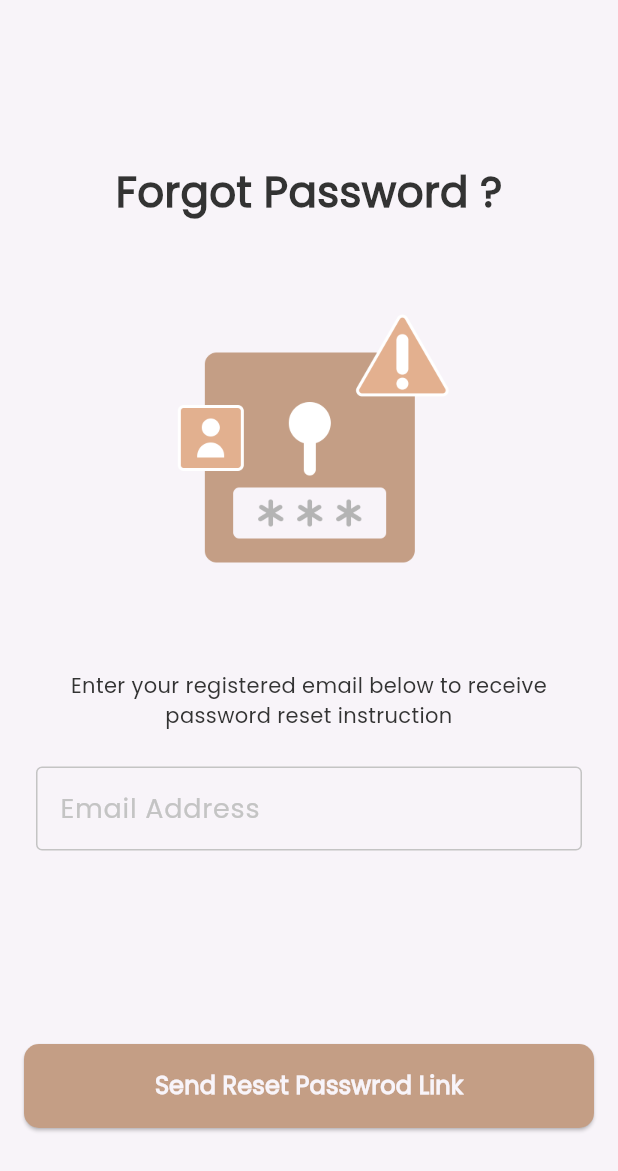
After one commit to mostafanagy0/dalel, a Flutter app: the ForgotPasswordView screen opened by its route, on a phone screen of 412 x 824 dp. The commit adds this screen. Shown: the top 1171 px of the screen. Run offline on Flutter 3.47's test engine with Material 3 defaults, Android fonts, the phone set to English and light mode, and no system bars; our stand-ins replace firebase_auth, firebase_core, flutter_bloc, flutter_svg, fluttertoast, get_it and 3 more; accounts and stored records are empty.

Commit message:
reset password

```diff
--- a/lib/core/routes/App_Router.dart
+++ b/lib/core/routes/App_Router.dart
@@ -1,4 +1,5 @@
 import 'package:dalel/feature/auth/presentation/auth_cubit/cubit/auth_cubit.dart';
+import 'package:dalel/feature/auth/presentation/views/forgot_password.dart';
 import 'package:dalel/feature/auth/presentation/views/signIn_view.dart';
 import 'package:dalel/feature/auth/presentation/views/signUp_View.dart';
 import 'package:dalel/feature/home/presentation/views/home_view.dart';
@@ -14,7 +15,7 @@ final GoRouter router = GoRouter(
       builder: (context, state) => const SplashView(),
     ),
     GoRoute(
-      path: "/OnBording",
+      path: "/onBording",
       builder: (context, state) => const OnBordingView(),
     ),
     GoRoute(
@@ -35,5 +36,12 @@ final GoRouter router = GoRouter(
       path: "/home",
       builder: (context, state) => const HomeView(),
     ),
+    GoRoute(
+      path: "/forgotPassword",
+      builder: (context, state) => BlocProvider(
+        create: (context) => AuthCubit(),
+        child: const ForgotPasswordView(),
+      ),
+    ),
   ],
 );
--- a/lib/core/utils/App_Strings.dart
+++ b/lib/core/utils/App_Strings.dart
@@ -63,6 +63,7 @@ abstract class AppStrings {
       //!Forgot password
       forgotPasswordPage = "Forgot Password",
       sendResetPasswordLink = "Send Reset Passwrod Link",
+      sendVerificationCode = "SendVerificationCode",
       verificationNow = "Verification Now",
       resendCode = "Resend Code",
       verifyAccount = "Verify Account",
--- a/lib/feature/auth/presentation/auth_cubit/cubit/auth_cubit.dart
+++ b/lib/feature/auth/presentation/auth_cubit/cubit/auth_cubit.dart
@@ -13,6 +13,7 @@ class AuthCubit extends Cubit<AuthState> {
   bool? updateTermesAndConditionCheckBoxValue = false;
   GlobalKey<FormState> signupFormkey = GlobalKey();
   GlobalKey<FormState> signInFormkey = GlobalKey();
+  GlobalKey<FormState> forgotpasswordFormkey = GlobalKey();
 
   signUpWithEmailAndPassWord() async {
     try {
@@ -22,6 +23,7 @@ class AuthCubit extends Cubit<AuthState> {
         email: emailAddress!,
         password: password!,
       );
+      verifyEmail();
       emit(SignUpSuccessState());
     } on FirebaseAuthException catch (e) {
       if (e.code == 'weak-password') {
@@ -30,6 +32,8 @@ class AuthCubit extends Cubit<AuthState> {
       } else if (e.code == 'email-already-in-use') {
         emit(SignUpFailureState(
             errMessage: 'The account already exists for that email.'));
+      } else if (e.code == 'invalid-email') {
+        emit(SignUpFailureState(errMessage: 'The Email Is Invalid'));
       }
     } catch (e) {
       emit(SignUpFailureState(errMessage: e.toString()));
@@ -48,11 +52,12 @@ class AuthCubit extends Cubit<AuthState> {
           email: emailAddress!, password: password!);
       emit(SignInSuccessState());
     } on FirebaseAuthException catch (e) {
-      if (e.code == 'user-not-found') {
-        emit(SignUpFailureState(errMessage: 'No user found for that email.'));
-      } else if (e.code == 'wrong-password') {
+      if (e.code == 'email-already-in-use') {
         emit(SignUpFailureState(
-            errMessage: 'Wrong password provided for that user.'));
+            errMessage: 'The account already exists for that email.'));
+      } else if (e.code == 'weak-password') {
+        emit(SignUpFailureState(
+            errMessage: 'The password provided is too weak.'));
       } else {
         emit(SignInFailureState(errMessage: 'Chech Your Email Or passWord'));
       }
@@ -60,4 +65,18 @@ class AuthCubit extends Cubit<AuthState> {
       emit(SignInFailureState(errMessage: e.toString()));
     }
   }
+
+  verifyEmail() async {
+    await FirebaseAuth.instance.currentUser!.sendEmailVerification();
+  }
+
+  resetPasswordWithLink() async {
+    try {
+      emit(ResetPasswordlodingStete());
+      await FirebaseAuth.instance.sendPasswordResetEmail(email: emailAddress!);
+      emit(ResetPasswordSuccessState());
+    } catch (e) {
+      emit(ResetPasswordFailureState(errMessage: e.toString()));
+    }
+  }
 }
--- a/lib/feature/auth/presentation/auth_cubit/cubit/auth_state.dart
+++ b/lib/feature/auth/presentation/auth_cubit/cubit/auth_state.dart
@@ -22,4 +22,14 @@ final class SignInFailureState extends AuthState {
   SignInFailureState({required this.errMessage});
 }
 
+final class ResetPasswordlodingStete extends AuthState {}
+
+final class ResetPasswordSuccessState extends AuthState {}
+
+final class ResetPasswordFailureState extends AuthState {
+  final String errMessage;
+
+  ResetPasswordFailureState({required this.errMessage});
+}
+
 final class SignUpTermesAndconditionsUpdateState extends AuthState {}
--- /dev/null
+++ b/lib/feature/auth/presentation/views/forgot_password.dart
@@ -0,0 +1,35 @@
+import 'package:dalel/core/utils/App_Strings.dart';
+import 'package:dalel/feature/auth/presentation/widgets/custom_forgot_password_form.dart';
+import 'package:dalel/feature/auth/presentation/widgets/forgot_password_sub_titel.dart';
+import 'package:dalel/feature/auth/presentation/widgets/forgote_password_image.dart';
+import 'package:dalel/feature/auth/presentation/widgets/welcom_text_widget.dart';
+import 'package:flutter/material.dart';
+
+class ForgotPasswordView extends StatelessWidget {
+  const ForgotPasswordView({super.key});
+
+  @override
+  Widget build(BuildContext context) {
+    return const Scaffold(
+      body: CustomScrollView(
+        slivers: [
+          SliverToBoxAdapter(child: SizedBox(height: 108)),
+          SliverToBoxAdapter(
+            child: WelcomeTextWidget(text: AppStrings.forgotPassword),
+          ),
+          SliverToBoxAdapter(child: SizedBox(height: 40)),
+          SliverToBoxAdapter(
+            child: ForgotPasswordImage(),
+          ),
+          SliverToBoxAdapter(child: SizedBox(height: 24)),
+          SliverToBoxAdapter(
+            child: ForgotPasswordSubTitle(),
+          ),
+          SliverToBoxAdapter(
+            child: CustomForgotpasswordForm(),
+          )
+        ],
+      ),
+    );
+  }
+}
--- /dev/null
+++ b/lib/feature/auth/presentation/widgets/custom_forgot_password_form.dart
@@ -0,0 +1,64 @@
+import 'package:dalel/core/func/custom_tost.dart';
+import 'package:dalel/core/func/navigation.dart';
+import 'package:dalel/core/utils/App_Strings.dart';
+import 'package:dalel/core/utils/app_colors.dart';
+import 'package:dalel/core/widgets/custom_buttom.dart';
+import 'package:dalel/feature/auth/presentation/auth_cubit/cubit/auth_cubit.dart';
+import 'package:dalel/feature/auth/presentation/auth_cubit/cubit/auth_state.dart';
+import 'package:dalel/feature/auth/presentation/widgets/custom_text_feild.dart';
+import 'package:flutter/material.dart';
+import 'package:flutter_bloc/flutter_bloc.dart';
+
+class CustomForgotpasswordForm extends StatelessWidget {
+  const CustomForgotpasswordForm({super.key});
+
+  @override
+  Widget build(BuildContext context) {
+    return BlocConsumer<AuthCubit, AuthState>(
+      listener: (context, state) {
+        if (state is ResetPasswordSuccessState) {
+          showToast("Check Your Email To Reset Your Password");
+          customReplacementNavigate(context, "/signIn");
+        } else if (state is ResetPasswordFailureState) {
+          showToast(state.errMessage);
+        }
+      },
+      builder: (context, state) {
+        // authCubit == BlocProvider.of<AuthCubit>(context)
+        AuthCubit authCubit = BlocProvider.of<AuthCubit>(context);
+        return Padding(
+          padding: const EdgeInsets.symmetric(horizontal: 16.0),
+          child: Form(
+              key: authCubit.forgotpasswordFormkey,
+              child: Column(
+                children: [
+                  CustomTextFormFeild(
+                    labelText: AppStrings.emailAddress,
+                    onChanged: (emailAddress) {
+                      authCubit.emailAddress = emailAddress;
+                    },
+                  ),
+                  const SizedBox(
+                    height: 129,
+                  ),
+                  state is SignInlodingStete
+                      ? CircularProgressIndicator(
+                          color: AppColors.primaryColor,
+                        )
+                      : CustomButtom(
+                          onPressed: () {
+                            {
+                              if (authCubit.forgotpasswordFormkey.currentState!
+                                  .validate()) {
+                                authCubit.resetPasswordWithLink();
+                              }
+                            }
+                          },
+                          text: AppStrings.sendResetPasswordLink),
+                ],
+              )),
+        );
+      },
+    );
+  }
+}
--- a/lib/feature/auth/presentation/widgets/custom_signin_form.dart
+++ b/lib/feature/auth/presentation/widgets/custom_signin_form.dart
@@ -7,6 +7,7 @@ import 'package:dalel/feature/auth/presentation/auth_cubit/cubit/auth_cubit.dart
 import 'package:dalel/feature/auth/presentation/auth_cubit/cubit/auth_state.dart';
 import 'package:dalel/feature/auth/presentation/widgets/custom_text_feild.dart';
 import 'package:dalel/feature/auth/presentation/widgets/forgot_password.widget.dart';
+import 'package:firebase_auth/firebase_auth.dart';
 import 'package:flutter/material.dart';
 import 'package:flutter_bloc/flutter_bloc.dart';
 
@@ -18,8 +19,9 @@ class CustomSignInForm extends StatelessWidget {
     return BlocConsumer<AuthCubit, AuthState>(
       listener: (context, state) {
         if (state is SignInSuccessState) {
-          showToast("Welcome Back!");
-          customReplacementNavigate(context, "/home");
+          FirebaseAuth.instance.currentUser!.emailVerified
+              ? customReplacementNavigate(context, "/home")
+              : showToast("Please Verify Your Account");
         } else if (state is SignInFailureState) {
           showToast(state.errMessage);
         }
--- a/lib/feature/auth/presentation/widgets/custom_signup_form.dart
+++ b/lib/feature/auth/presentation/widgets/custom_signup_form.dart
@@ -18,8 +18,8 @@ class CustomSignUpForm extends StatelessWidget {
     return BlocConsumer<AuthCubit, AuthState>(
       listener: (context, state) {
         if (state is SignUpSuccessState) {
-          showToast("Account Created Successfully");
-          customReplacementNavigate(context, "/home");
+          showToast("Successfully,Check your email to verfiy your account");
+          customReplacementNavigate(context, "/signIn");
         } else if (state is SignUpFailureState) {
           showToast(state.errMessage);
         }
--- a/lib/feature/auth/presentation/widgets/forgot_password.widget.dart
+++ b/lib/feature/auth/presentation/widgets/forgot_password.widget.dart
@@ -10,7 +10,7 @@ class ForgotPassWordTextWidget extends StatelessWidget {
   Widget build(BuildContext context) {
     return GestureDetector(
       onTap: () {
-        customReplacementNavigate(context, 'path');
+        customReplacementNavigate(context, "/forgotPassword");
       },
       child: Align(
         alignment: Alignment.bottomRight,
--- /dev/null
+++ b/lib/feature/auth/presentation/widgets/forgot_password_sub_titel.dart
@@ -0,0 +1,18 @@
+import 'package:dalel/core/utils/app_text_style.dart';
+import 'package:flutter/material.dart';
+
+class ForgotPasswordSubTitle extends StatelessWidget {
+  const ForgotPasswordSubTitle({super.key});
+
+  @override
+  Widget build(BuildContext context) {
+    return Padding(
+      padding: const EdgeInsets.symmetric(horizontal: 34.0),
+      child: Text(
+        "Enter your registered email below to receive password reset instruction",
+        style: CustomTextStyles.poppins400style12.copyWith(fontSize: 14),
+        textAlign: TextAlign.center,
+      ),
+    );
+  }
+}
--- /dev/null
+++ b/lib/feature/auth/presentation/widgets/forgote_password_image.dart
@@ -0,0 +1,15 @@
+import 'package:dalel/core/utils/app_assets.dart';
+import 'package:flutter/material.dart';
+
+class ForgotPasswordImage extends StatelessWidget {
+  const ForgotPasswordImage({super.key});
+
+  @override
+  Widget build(BuildContext context) {
+    return SizedBox(
+      height: 235,
+      width: 235,
+      child: Image.asset(Assets.assetsImagesForgotPassword),
+    );
+  }
+}
```
Also changed, not shown: lib/feature/splash/presentation/views/splash _view.dart (+7 -6 lines).
